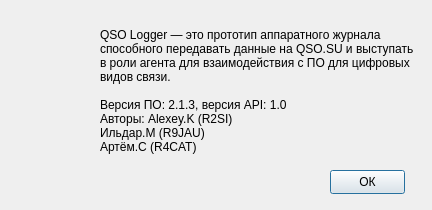
Above: about.ui from qsosu/logger before the change. Below: the same form after it.
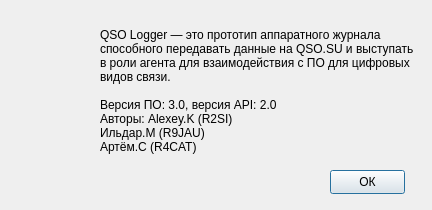
That is the form after the change. Icons and pictures are not drawn.

```diff
--- a/about.ui
+++ b/about.ui
@@ -94,7 +94,7 @@
 в роли агента для взаимодействия с ПО для цифровых 
 видов связи.
 
-Версия ПО: 2.1.3, версия API: 1.0
+Версия ПО: 3.0, версия API: 2.0
 Авторы: Alexey.K (R2SI)
 Ильдар.М (R9JAU)
 Артём.С (R4CAT)</string>
```
